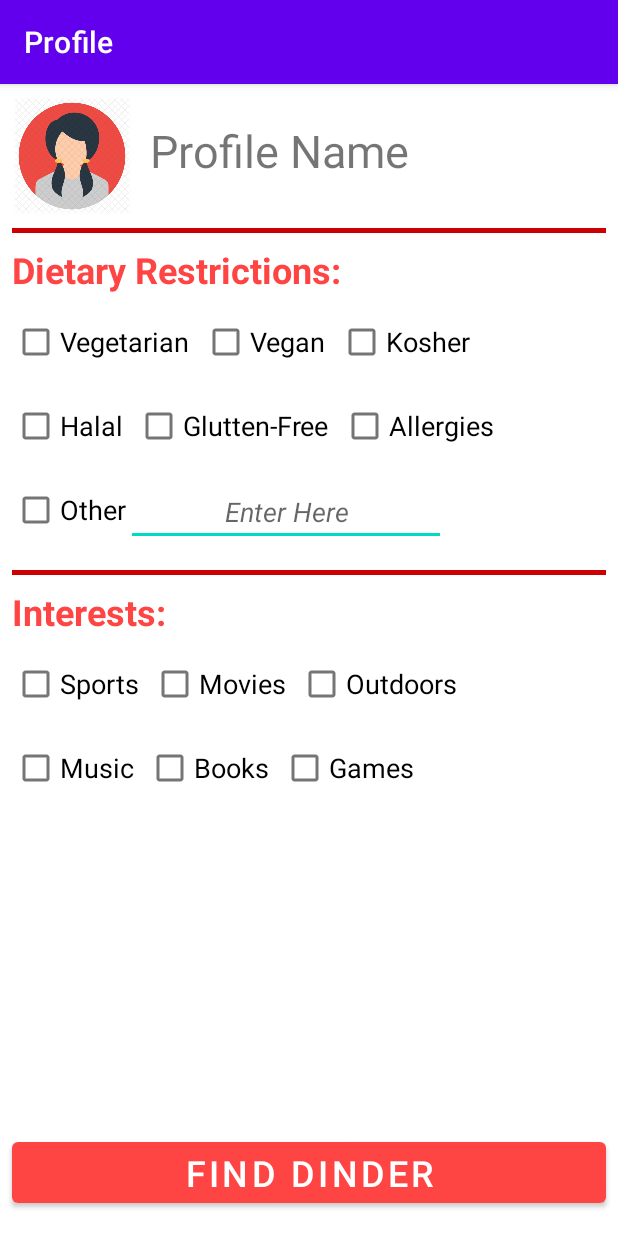
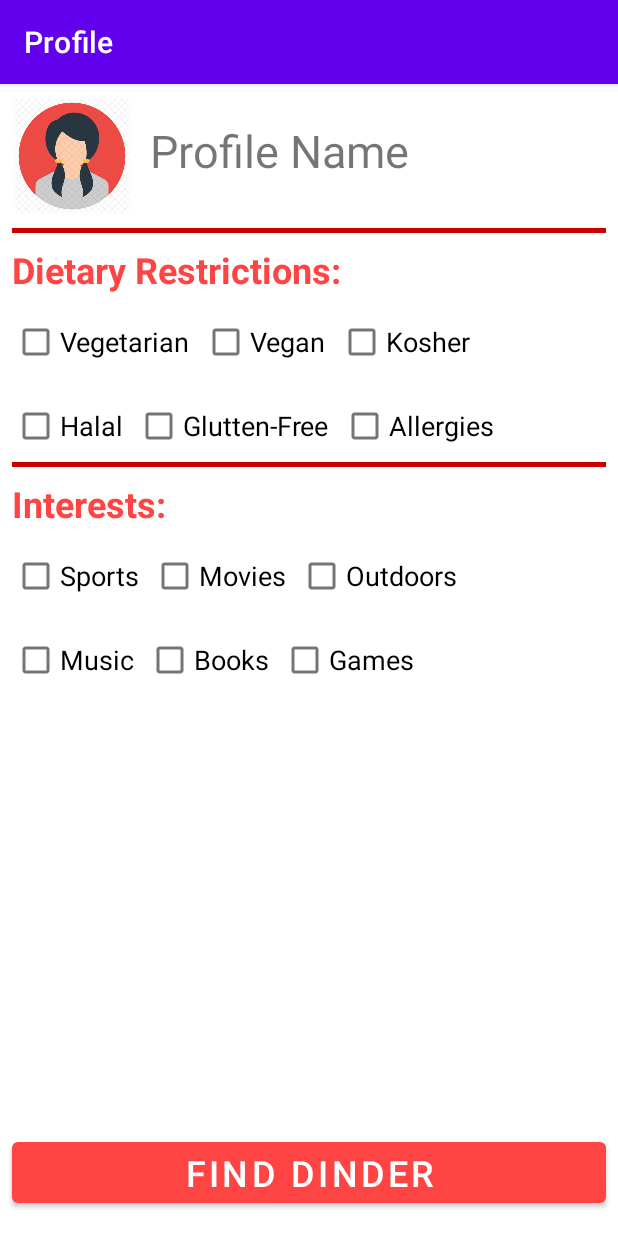
Before and after one commit to mherna31/DinderFE, an Android app: the screen it shows after launch (MainActivity), on a phone screen of 412 x 824 dp. Run offline under Robolectric (Android 15) with nearby library versions, the phone set to English and light mode, and no system bars.

Commit message:
-deleted other option

```diff
--- a/app/src/main/res/layout/activity_main.xml
+++ b/app/src/main/res/layout/activity_main.xml
@@ -69,13 +69,12 @@
         android:layout_width="0dp"
         android:layout_height="3dp"
         android:layout_marginStart="8dp"
-        android:layout_marginTop="16dp"
         android:layout_marginEnd="8dp"
         android:background="@android:color/holo_red_dark"
         app:layout_constraintEnd_toEndOf="parent"
         app:layout_constraintHorizontal_bias="0.0"
         app:layout_constraintStart_toStartOf="parent"
-        app:layout_constraintTop_toBottomOf="@+id/boxOther" />
+        app:layout_constraintTop_toBottomOf="@+id/boxGlutten" />
 
     <CheckBox
         android:id="@+id/boxHalal"
@@ -117,31 +116,6 @@
         android:textSize="18sp"
         app:layout_constraintBottom_toBottomOf="@+id/boxGlutten"
         app:layout_constraintStart_toEndOf="@+id/boxGlutten" />
-
-    <CheckBox
-        android:id="@+id/boxOther"
-        android:layout_width="wrap_content"
-        android:layout_height="wrap_content"
-        android:layout_marginStart="8dp"
-        android:layout_marginTop="8dp"
-        android:text="@string/textOther"
-        android:textSize="18sp"
-        app:layout_constraintStart_toStartOf="parent"
-        app:layout_constraintTop_toBottomOf="@+id/boxHalal" />
-
-    <EditText
-        android:id="@+id/editOther"
-        android:layout_width="wrap_content"
-        android:layout_height="wrap_content"
-        android:ems="10"
-        android:gravity="center"
-        android:hint="@string/hintEnter"
-        android:importantForAutofill="no"
-        android:inputType="textPersonName"
-        android:textSize="18sp"
-        android:textStyle="italic"
-        app:layout_constraintBottom_toBottomOf="@+id/boxOther"
-        app:layout_constraintStart_toEndOf="@+id/boxOther" />
 
     <TextView
         android:id="@+id/textView4"
```
